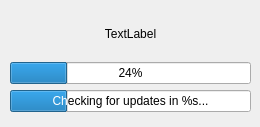
Before: the Qt Designer form trunk/ui/dbUpdateDialog.ui in drf/shaman1, drawn with Qt 5.
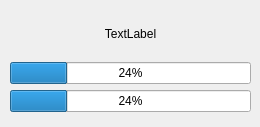
After: the same form once the commit is applied.

Diff of the .ui file:
```diff
--- a/trunk/ui/dbUpdateDialog.ui
+++ b/trunk/ui/dbUpdateDialog.ui
@@ -66,7 +66,7 @@
        <number>24</number>
       </property>
       <property name="format" >
-       <string>Checking for updates in %s...</string>
+       <string>%p%</string>
       </property>
      </widget>
     </item>
```
